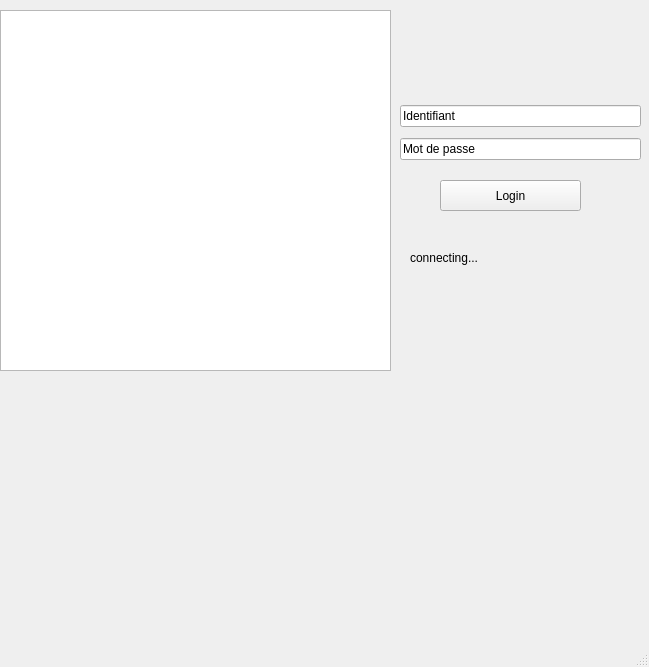
nourmanai/projetqt-, file final/mainwindow.ui: the form before one commit.
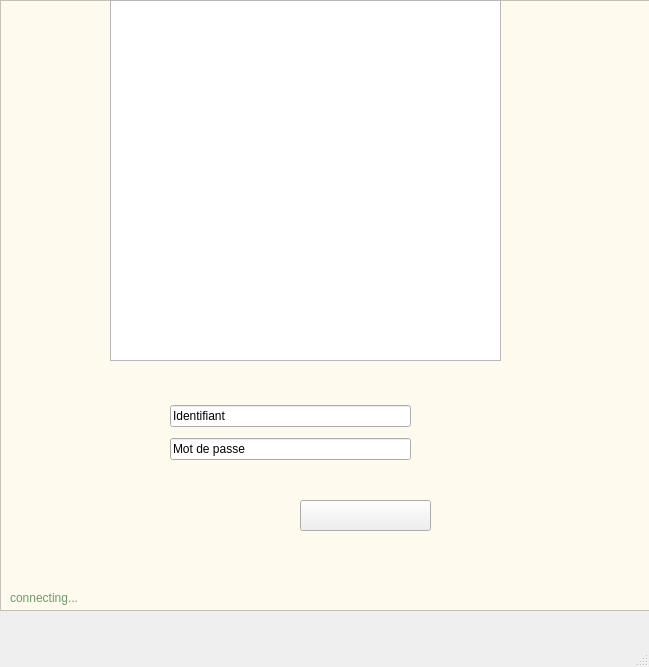
The form after the commit. Icons and pictures are not drawn.

What changed in the file:
```diff
--- a/final/mainwindow.ui
+++ b/final/mainwindow.ui
@@ -20,8 +20,8 @@
    <widget class="QGraphicsView" name="graphicsView">
     <property name="geometry">
      <rect>
-      <x>0</x>
-      <y>10</y>
+      <x>110</x>
+      <y>0</y>
       <width>391</width>
       <height>361</height>
      </rect>
@@ -30,11 +30,11 @@
      <string notr="true"/>
     </property>
    </widget>
-   <widget class="QWidget" name="">
+   <widget class="QWidget" name="layoutWidget">
     <property name="geometry">
      <rect>
-      <x>400</x>
-      <y>100</y>
+      <x>170</x>
+      <y>400</y>
       <width>241</width>
       <height>67</height>
      </rect>
@@ -73,9 +73,9 @@
    <widget class="QPushButton" name="pushButton_login">
     <property name="geometry">
      <rect>
-      <x>440</x>
-      <y>180</y>
-      <width>141</width>
+      <x>300</x>
+      <y>500</y>
+      <width>131</width>
       <height>31</height>
      </rect>
     </property>
@@ -83,22 +83,43 @@
      <string notr="true">font: 75 11pt &quot;MS Shell Dlg 2&quot;;</string>
     </property>
     <property name="text">
-     <string>Login</string>
+     <string/>
     </property>
    </widget>
    <widget class="QLabel" name="label_connecting">
     <property name="geometry">
      <rect>
-      <x>410</x>
-      <y>250</y>
+      <x>10</x>
+      <y>590</y>
       <width>211</width>
       <height>16</height>
      </rect>
     </property>
+    <property name="styleSheet">
+     <string notr="true">color: rgb(108, 155, 102);</string>
+    </property>
     <property name="text">
      <string>connecting...</string>
     </property>
    </widget>
+   <widget class="QGraphicsView" name="graphicsView_2">
+    <property name="geometry">
+     <rect>
+      <x>0</x>
+      <y>0</y>
+      <width>651</width>
+      <height>611</height>
+     </rect>
+    </property>
+    <property name="styleSheet">
+     <string notr="true">background-color: rgb(255, 250, 238);</string>
+    </property>
+   </widget>
+   <zorder>graphicsView_2</zorder>
+   <zorder>graphicsView</zorder>
+   <zorder>layoutWidget</zorder>
+   <zorder>pushButton_login</zorder>
+   <zorder>label_connecting</zorder>
   </widget>
   <widget class="QMenuBar" name="menubar">
    <property name="geometry">
```
Left out of the diff: 5 changed lines with no effect on the pictures.
